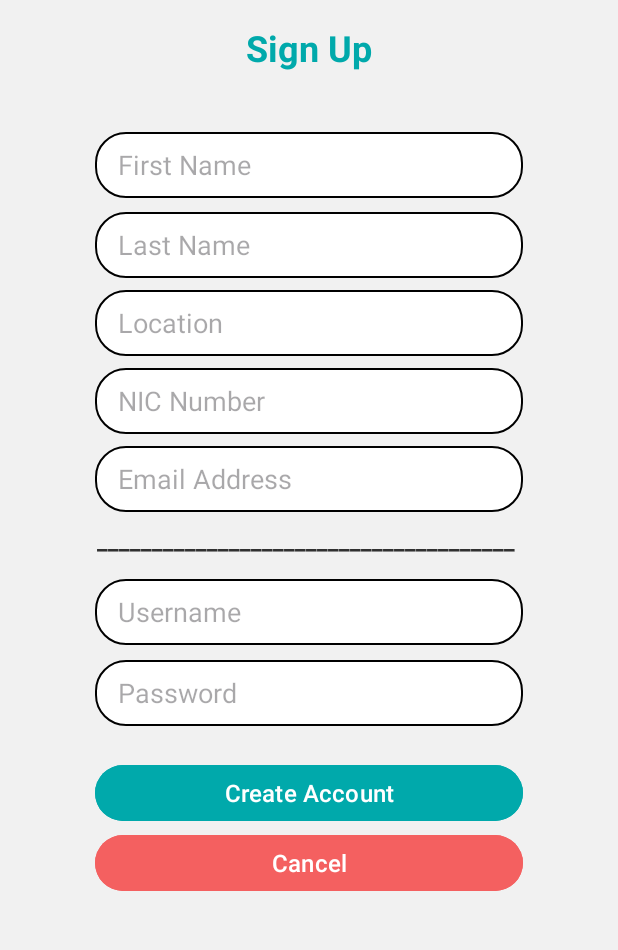
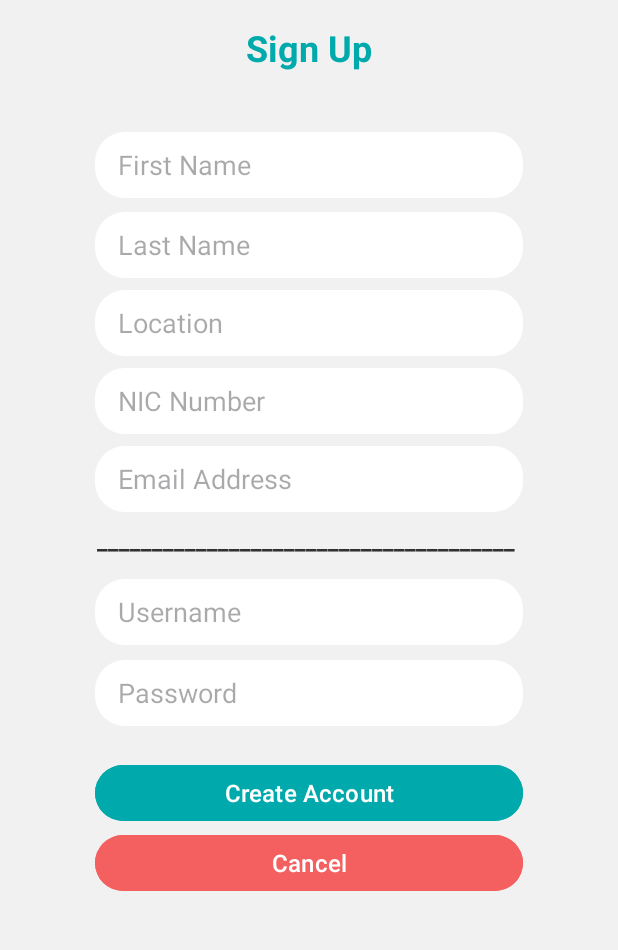
Before and after one commit to RameshRukshan/PicNCharge, an Android app: the sign_up screen opened directly, with no data from a screen before it, on a phone screen of 412 x 824 dp, the part 181-1131 px from its top. Run offline under Robolectric (Android 15) with nearby library versions, the phone set to English and light mode, and no system bars.

Commit message:
border stock removed

```diff
--- a/app/src/main/res/drawable/curved_background.xml
+++ b/app/src/main/res/drawable/curved_background.xml
@@ -4,9 +4,7 @@
         <shape android:shape="rectangle">
             <corners android:radius="20dp" /> <!-- Adjust the radius as needed -->
             <solid android:color="#FFFFFF" /> <!-- Background color -->
-            <stroke
-                android:width="1dp"
-                android:color="#000000" /> <!-- Border color -->
+
         </shape>
     </item>
 </selector>
```
